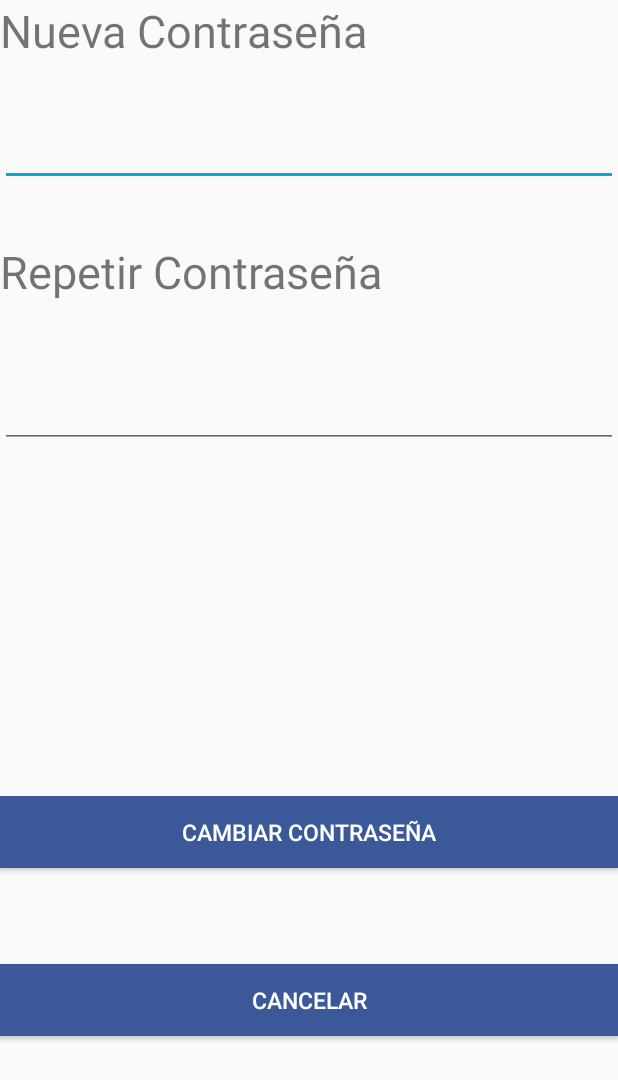
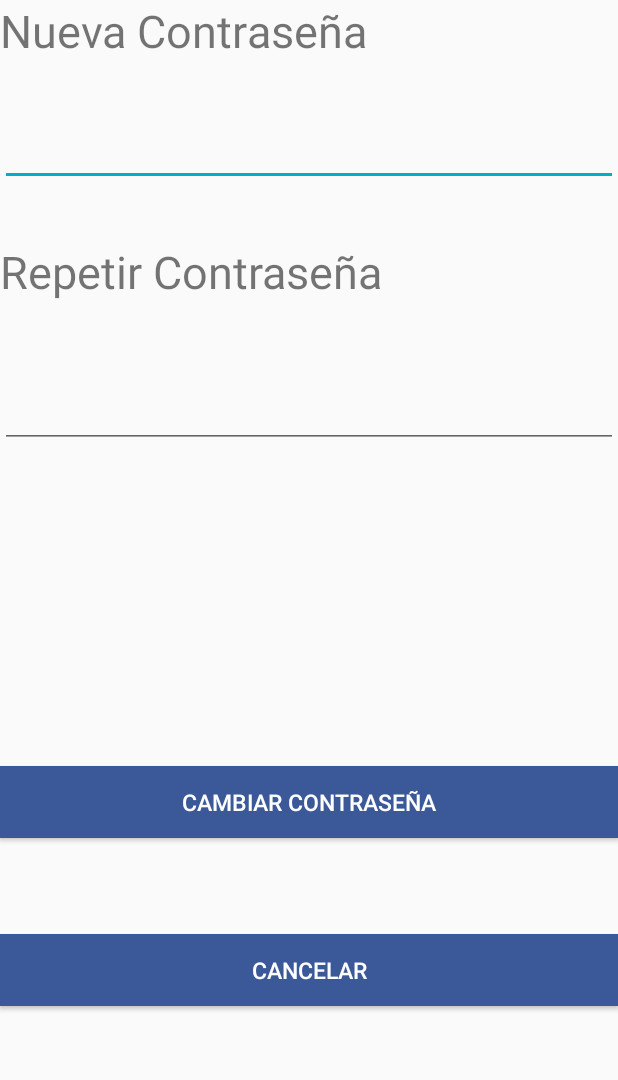
Before and after one commit to compumovil2010/sendismapp, an Android app: the CambiarContrasena screen opened directly, with no data from a screen before it, on a phone screen of 412 x 824 dp. Shown: the top 1080 px of the screen. Run offline under Robolectric (Android 15) with nearby library versions, the phone set to English and light mode, and no system bars; our stand-ins replace Firebase (no records; nobody signed in at launch, a user with empty details on screens opened directly).

Commit message:
Vistas Stiven

```diff
--- a/app/src/main/res/layout/activity_cambiar_contrasena.xml
+++ b/app/src/main/res/layout/activity_cambiar_contrasena.xml
@@ -57,7 +57,7 @@
         android:id="@+id/boton_contrasena"
         android:layout_width="match_parent"
         android:layout_height="wrap_content"
-        android:layout_marginTop="232dp"
+        android:layout_marginTop="212dp"
         android:background="@color/colorPrimaryDark"
         android:text="Cambiar Contraseña"
         android:textColor="@color/white"
```
